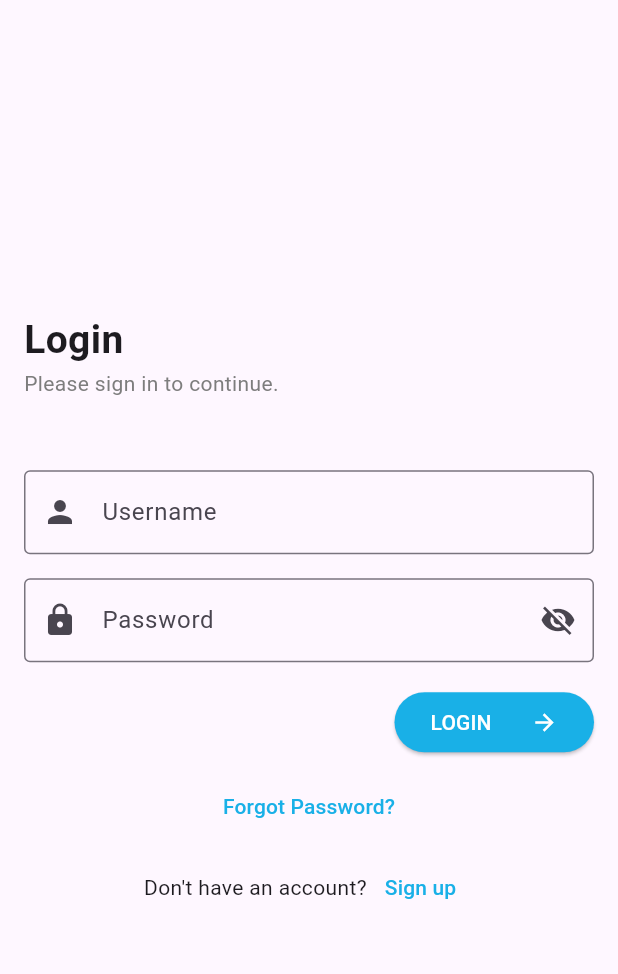
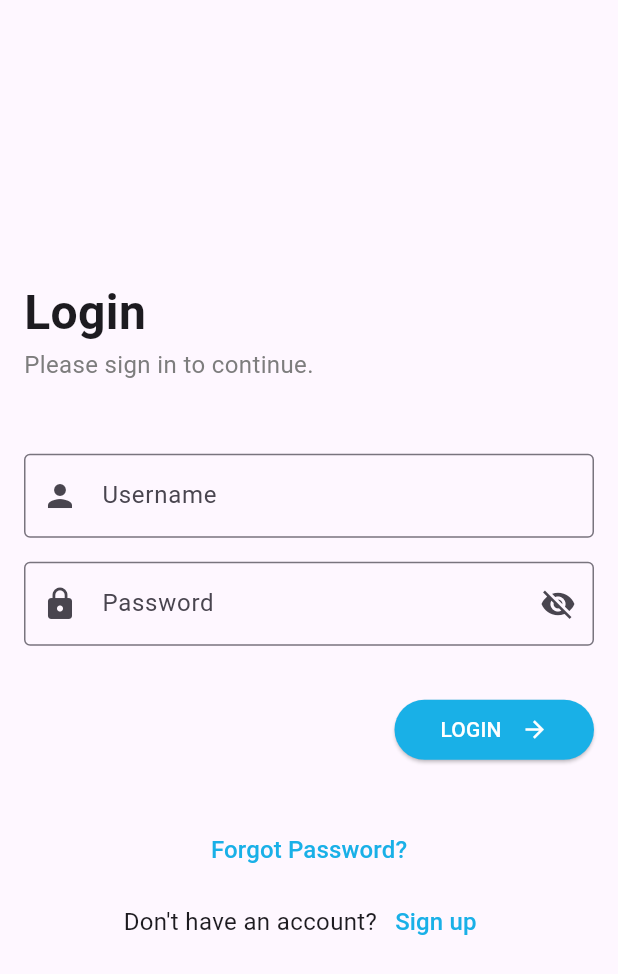
Before and after one commit to grgprarup/stationery_shop, a Flutter app: the screen it shows after launch, on a phone screen of 412 x 824 dp. Shown: the top 974 px of the screen. Run offline on Flutter 3.47's test engine with Material 3 defaults, Android fonts, the light colour scheme and no system bars.

Commit message:
UI related changes done for login screen

```diff
--- a/lib/src/screens/login_screen.dart
+++ b/lib/src/screens/login_screen.dart
@@ -32,15 +32,14 @@ class _LoginScreenState extends State<LoginScreen> {
             const Text(
               'Login',
               style: TextStyle(
-                fontSize: 26.0,
+                fontSize: 32.0,
                 fontWeight: FontWeight.bold,
               ),
             ),
             const Text(
               'Please sign in to continue.',
               style: TextStyle(
-                fontSize: 14.0,
-                fontWeight: FontWeight.normal,
+                fontSize: 16.0,
                 color: Color(0xFF7D7D7D),
               ),
             ),
@@ -81,7 +80,7 @@ class _LoginScreenState extends State<LoginScreen> {
               ),
               obscureText: !_isPasswordVisible,
             ),
-            const SizedBox(height: 16.0),
+            const SizedBox(height: 32.0),
             Align(
               alignment: Alignment.centerRight,
               child: FractionallySizedBox(
@@ -99,7 +98,7 @@ class _LoginScreenState extends State<LoginScreen> {
                     ),
                   ),
                   child: const Row(
-                    mainAxisAlignment: MainAxisAlignment.spaceBetween,
+                    mainAxisAlignment: MainAxisAlignment.spaceAround,
                     children: [
                       Text('LOGIN'),
                       Icon(Icons.arrow_forward),
@@ -108,7 +107,7 @@ class _LoginScreenState extends State<LoginScreen> {
                 ),
               ),
             ),
-            const SizedBox(height: 8.0),
+            const SizedBox(height: 32.0),
             TextButton(
               onPressed: () {
                 // TODO: Implement forgot password functionality
@@ -117,26 +116,31 @@ class _LoginScreenState extends State<LoginScreen> {
                 'Forgot Password?',
                 style: TextStyle(
                   color: Color(0xFF19B0E7),
+                  fontSize: 16.0,
                 ),
               ),
             ),
-            const SizedBox(height: 6.0),
             Row(
               mainAxisAlignment: MainAxisAlignment.center,
               children: [
-                const Text('Don\'t have an account?'),
+                const Text('Don\'t have an account?',
+                    style: TextStyle(
+                      fontSize: 16.0,
+                    )),
                 TextButton(
                   onPressed: () {
                     Navigator.push(
                       context,
                       MaterialPageRoute(
-                          builder: (context) => RegisterScreen(apiService: apiService)),
+                          builder: (context) =>
+                              RegisterScreen(apiService: apiService)),
                     );
                   },
                   child: const Text(
                     'Sign up',
                     style: TextStyle(
                       color: Color(0xFF19B0E7),
+                      fontSize: 16.0,
                     ),
                   ),
                 ),
```
